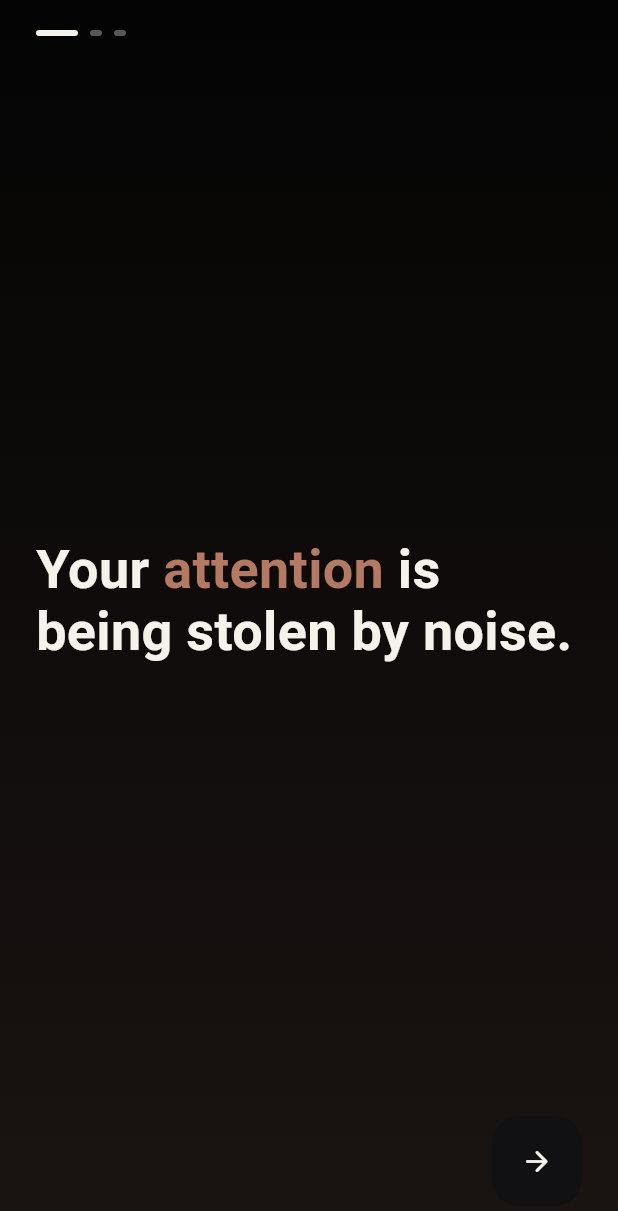
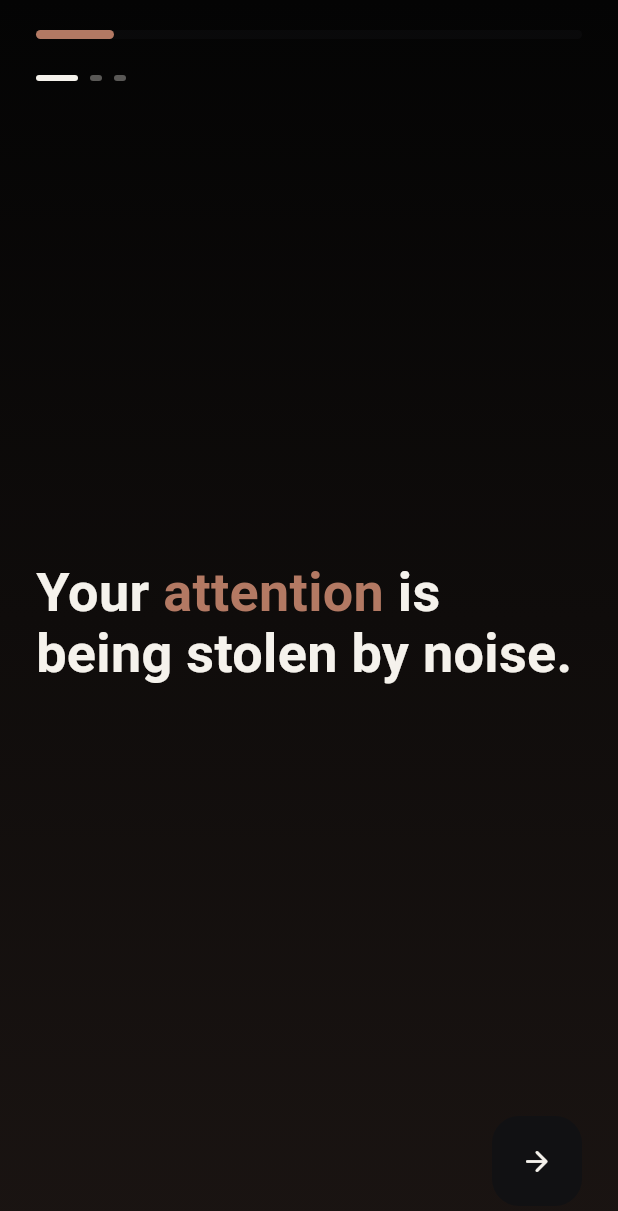
Before and after one commit to LautaroVegaa/limen-app, a Flutter app: the screen it shows after launch, on a phone screen of 412 x 824 dp. Shown: the top 1211 px of the screen. Run offline on Flutter 3.47's test engine with Material 3 defaults, Android fonts, the phone set to English and light mode, and no system bars.

Commit message:
Extend onboarding flow

```diff
--- a/lib/main.dart
+++ b/lib/main.dart
@@ -1,7 +1,7 @@
 import 'package:flutter/material.dart';
 
 import 'theme/app_theme.dart';
-import 'ui/onboarding/onboarding_screen.dart';
+import 'ui/onboarding/screens/onboarding_flow_screen.dart';
 
 void main() {
   runApp(const LimenApp());
@@ -16,7 +16,7 @@ class LimenApp extends StatelessWidget {
       title: 'Limen',
       debugShowCheckedModeBanner: false,
       theme: AppTheme.build(),
-      home: const OnboardingScreen(),
+      home: const OnboardingFlowScreen(),
     );
   }
 }
--- /dev/null
+++ b/lib/ui/onboarding/models/hero_slide_data.dart
@@ -0,0 +1,13 @@
+import 'package:flutter/material.dart';
+
+class HeroSlideData {
+  const HeroSlideData({
+    required this.headline,
+    required this.highlight,
+    required this.background,
+  });
+
+  final String headline;
+  final String highlight;
+  final Gradient background;
+}
--- /dev/null
+++ b/lib/ui/onboarding/models/onboarding_step.dart
@@ -0,0 +1,46 @@
+import 'hero_slide_data.dart';
+import 'selectable_option.dart';
+import 'testimonial.dart';
+
+enum OnboardingStepType {
+  hero,
+  age,
+  goals,
+  obstacles,
+  testimonials,
+}
+
+class OnboardingStep {
+  const OnboardingStep.hero(this.heroData)
+      : type = OnboardingStepType.hero,
+        headline = null,
+        options = null,
+        testimonials = null;
+
+  const OnboardingStep.age(this.headline)
+      : type = OnboardingStepType.age,
+        heroData = null,
+        options = null,
+        testimonials = null;
+
+  const OnboardingStep.goals({required this.headline, required this.options})
+      : type = OnboardingStepType.goals,
+        heroData = null,
+        testimonials = null;
+
+  const OnboardingStep.obstacles({required this.headline, required this.options})
+      : type = OnboardingStepType.obstacles,
+        heroData = null,
+        testimonials = null;
+
+  const OnboardingStep.testimonials({required this.headline, required this.testimonials})
+      : type = OnboardingStepType.testimonials,
+        heroData = null,
+        options = null;
+
+  final OnboardingStepType type;
+  final HeroSlideData? heroData;
+  final String? headline;
+  final List<SelectableOption>? options;
+  final List<Testimonial>? testimonials;
+}
--- /dev/null
+++ b/lib/ui/onboarding/models/selectable_option.dart
@@ -0,0 +1,5 @@
+class SelectableOption {
+  const SelectableOption({required this.label});
+
+  final String label;
+}
--- /dev/null
+++ b/lib/ui/onboarding/models/testimonial.dart
@@ -0,0 +1,13 @@
+class Testimonial {
+  const Testimonial({
+    required this.name,
+    required this.timestamp,
+    required this.rating,
+    required this.quote,
+  });
+
+  final String name;
+  final String timestamp;
+  final int rating;
+  final String quote;
+}
--- /dev/null
+++ b/lib/ui/onboarding/screens/onboarding_flow_screen.dart
@@ -0,0 +1,379 @@
+import 'package:flutter/material.dart';
+
+import 'package:limen_app/theme/app_colors.dart';
+import 'package:limen_app/ui/onboarding/models/hero_slide_data.dart';
+import 'package:limen_app/ui/onboarding/models/onboarding_step.dart';
+import 'package:limen_app/ui/onboarding/models/selectable_option.dart';
+import 'package:limen_app/ui/onboarding/models/testimonial.dart';
+import 'package:limen_app/ui/onboarding/widgets/age_picker.dart';
+import 'package:limen_app/ui/onboarding/widgets/forward_arrow_button.dart';
+import 'package:limen_app/ui/onboarding/widgets/onboarding_progress_bar.dart';
+import 'package:limen_app/ui/onboarding/widgets/onboarding_slide.dart';
+import 'package:limen_app/ui/onboarding/widgets/pagination_dots.dart';
+import 'package:limen_app/ui/onboarding/widgets/primary_button.dart';
+import 'package:limen_app/ui/onboarding/widgets/selectable_card.dart';
+import 'package:limen_app/ui/onboarding/widgets/testimonial_card.dart';
+
+class OnboardingFlowScreen extends StatefulWidget {
+  const OnboardingFlowScreen({super.key, this.onFinished});
+
+  final VoidCallback? onFinished;
+
+  @override
+  State<OnboardingFlowScreen> createState() => _OnboardingFlowScreenState();
+}
+
+class _OnboardingFlowScreenState extends State<OnboardingFlowScreen> {
+  static const List<HeroSlideData> _heroSlides = [
+    HeroSlideData(
+      headline: 'Your attention is being stolen by noise.',
+      highlight: 'attention',
+      background: LinearGradient(
+        begin: Alignment.topCenter,
+        end: Alignment.bottomCenter,
+        colors: [
+          Color(0xFF040404),
+          Color(0xFF1A1412),
+        ],
+      ),
+    ),
+    HeroSlideData(
+      headline: 'Limen helps you pause before you scroll.',
+      highlight: 'pause',
+      background: LinearGradient(
+        begin: Alignment.topLeft,
+        end: Alignment.bottomRight,
+        colors: [
+          Color(0xFF060607),
+          Color(0xFF16181B),
+        ],
+      ),
+    ),
+    HeroSlideData(
+      headline: 'Choose intention over impulse.',
+      highlight: 'intention',
+      background: LinearGradient(
+        begin: Alignment.topCenter,
+        end: Alignment.bottomCenter,
+        colors: [
+          Color(0xFF040404),
+          Color(0xFF1C1413),
+        ],
+      ),
+    ),
+  ];
+
+  static const List<SelectableOption> _goalOptions = [
+    SelectableOption(label: 'Spiritual Growth'),
+    SelectableOption(label: 'Personal Development'),
+    SelectableOption(label: 'Relational Goals'),
+    SelectableOption(label: 'Health and Well-Being'),
+    SelectableOption(label: 'Community and Service'),
+  ];
+
+  static const List<SelectableOption> _obstacleOptions = [
+    SelectableOption(label: 'Social media'),
+    SelectableOption(label: 'Lack of focus'),
+    SelectableOption(label: 'Lack of motivation'),
+    SelectableOption(label: 'Social depression'),
+  ];
+
+  static const List<Testimonial> _testimonials = [
+    Testimonial(
+      name: 'Fisher Roberts',
+      timestamp: '24 mins ago',
+      rating: 5,
+      quote:
+          'I just started this app and I already like it. It keeps me off social media so I can spend time with intention.',
+    ),
+    Testimonial(
+      name: 'Eliseo Williamson',
+      timestamp: '1 hour ago',
+      rating: 5,
+      quote:
+          'It helps me pause before picking up my phone and reconnect with what matters most each morning.',
+    ),
+    Testimonial(
+      name: 'Vada Clay',
+      timestamp: '1 hour ago',
+      rating: 5,
+      quote:
+          'Limen gently pushes me toward quiet space and deeper reflection before the noise of the feeds.',
+    ),
+    Testimonial(
+      name: 'Bridger Morton',
+      timestamp: '2 hours ago',
+      rating: 5,
+      quote:
+          'A calm reminder to be present. The prompts keep me grounded and away from mindless scrolling.',
+    ),
+  ];
+
+  late final List<OnboardingStep> _steps;
+  final List<int> _ageOptions = List<int>.generate(63, (int index) => 18 + index);
+  final FixedExtentScrollController _ageScrollController = FixedExtentScrollController();
+
+  int _currentStepIndex = 0;
+  int? _selectedAge;
+  final Set<String> _selectedGoals = <String>{};
+  final Set<String> _selectedObstacles = <String>{};
+
+  @override
+  void initState() {
+    super.initState();
+    _steps = [
+      for (final HeroSlideData hero in _heroSlides) OnboardingStep.hero(hero),
+      const OnboardingStep.age('How old are you?'),
+      OnboardingStep.goals(
+        headline: 'What is your goal this year?',
+        options: _goalOptions,
+      ),
+      OnboardingStep.obstacles(
+        headline: 'What stops you from reaching your goal?',
+        options: _obstacleOptions,
+      ),
+      OnboardingStep.testimonials(
+        headline: 'We’ve helped 100k+ people so far.',
+        testimonials: _testimonials,
+      ),
+    ];
+  }
+
+  @override
+  void dispose() {
+    _ageScrollController.dispose();
+    super.dispose();
+  }
+
+  bool get _isLastStep => _currentStepIndex == _steps.length - 1;
+
+  bool get _canProceed {
+    final OnboardingStep step = _steps[_currentStepIndex];
+    switch (step.type) {
+      case OnboardingStepType.hero:
+        return true;
+      case OnboardingStepType.age:
+        return _selectedAge != null;
+      case OnboardingStepType.goals:
+        return _selectedGoals.isNotEmpty;
+      case OnboardingStepType.obstacles:
+        return _selectedObstacles.isNotEmpty;
+      case OnboardingStepType.testimonials:
+        return true;
+    }
+  }
+
+  double get _progress => (_currentStepIndex + 1) / _steps.length;
+
+  void _goToNextStep() {
+    if (!_canProceed || _isLastStep) return;
+    setState(() => _currentStepIndex += 1);
+  }
+
+  void _handleFinalCta() {
+    if (_canProceed) {
+      widget.onFinished?.call();
+    }
+  }
+
+  void _onAgeSelected(int age) {
+    setState(() => _selectedAge = age);
+  }
+
+  void _toggleGoal(String label) {
+    setState(() {
+      if (_selectedGoals.contains(label)) {
+        _selectedGoals.remove(label);
+      } else {
+        _selectedGoals.add(label);
+      }
+    });
+  }
+
+  void _toggleObstacle(String label) {
+    setState(() {
+      if (_selectedObstacles.contains(label)) {
+        _selectedObstacles.remove(label);
+      } else {
+        _selectedObstacles.add(label);
+      }
+    });
+  }
+
+  @override
+  Widget build(BuildContext context) {
+    final OnboardingStep step = _steps[_currentStepIndex];
+    final bool isHeroStep = step.type == OnboardingStepType.hero;
+
+    return Scaffold(
+      body: AnimatedContainer(
+        duration: const Duration(milliseconds: 400),
+        decoration: BoxDecoration(gradient: _backgroundForStep(step)),
+        child: SafeArea(
+          child: Padding(
+            padding: const EdgeInsets.symmetric(horizontal: 24, vertical: 20),
+            child: Column(
+              crossAxisAlignment: CrossAxisAlignment.start,
+              children: [
+                OnboardingProgressBar(progress: _progress),
+                SizedBox(height: isHeroStep ? 24 : 32),
+                Expanded(child: _buildStepContent(step)),
+                if (!isHeroStep) ...[
+                  const SizedBox(height: 32),
+                  PrimaryButton(
+                    label: step.type == OnboardingStepType.testimonials ? 'Continue' : 'Next',
+                    onPressed: step.type == OnboardingStepType.testimonials
+                        ? _handleFinalCta
+                        : _goToNextStep,
+                    enabled: _canProceed,
+                  ),
+                ],
+              ],
+            ),
+          ),
+        ),
+      ),
+    );
+  }
+
+  Widget _buildStepContent(OnboardingStep step) {
+    switch (step.type) {
+      case OnboardingStepType.hero:
+        return _buildHeroStep(step.heroData!);
+      case OnboardingStepType.age:
+        return _buildAgeStep(step.headline!);
+      case OnboardingStepType.goals:
+        return _buildMultiSelectStep(
+          headline: step.headline!,
+          options: step.options!,
+          selected: _selectedGoals,
+          onToggle: _toggleGoal,
+        );
+      case OnboardingStepType.obstacles:
+        return _buildMultiSelectStep(
+          headline: step.headline!,
+          options: step.options!,
+          selected: _selectedObstacles,
+          onToggle: _toggleObstacle,
+        );
+      case OnboardingStepType.testimonials:
+        return _buildTestimonialsStep(step.headline!, step.testimonials!);
+    }
+  }
+
+  Widget _buildHeroStep(HeroSlideData data) {
+    return Column(
+      crossAxisAlignment: CrossAxisAlignment.start,
+      children: [
+        PaginationDots(
+          itemCount: _heroSlides.length,
+          activeIndex: _currentStepIndex,
+        ),
+        const SizedBox(height: 64),
+        Expanded(
+          child: Align(
+            alignment: Alignment.centerLeft,
+            child: OnboardingSlide(
+              headline: data.headline,
+              highlight: data.highlight,
+            ),
+          ),
+        ),
+        const SizedBox(height: 32),
+        Align(
+          alignment: Alignment.bottomRight,
+          child: ForwardArrowButton(
+            onPressed: _goToNextStep,
+          ),
+        ),
+      ],
+    );
+  }
+
+  Widget _buildAgeStep(String headline) {
+    return Column(
+      crossAxisAlignment: CrossAxisAlignment.start,
+      children: [
+        _buildHeadline(headline),
+        const SizedBox(height: 32),
+        Expanded(
+          child: Center(
+            child: AgePicker(
+              ages: _ageOptions,
+              controller: _ageScrollController,
+              onAgeSelected: _onAgeSelected,
+            ),
+          ),
+        ),
+      ],
+    );
+  }
+
+  Widget _buildMultiSelectStep({
+    required String headline,
+    required List<SelectableOption> options,
+    required Set<String> selected,
+    required ValueChanged<String> onToggle,
+  }) {
+    return Column(
+      crossAxisAlignment: CrossAxisAlignment.start,
+      children: [
+        _buildHeadline(headline),
+        const SizedBox(height: 32),
+        Expanded(
+          child: ListView.separated(
+            physics: const BouncingScrollPhysics(),
+            itemCount: options.length,
+            separatorBuilder: (BuildContext context, int _) => const SizedBox(height: 16),
+            itemBuilder: (BuildContext context, int index) {
+              final SelectableOption option = options[index];
+              return SelectableCard(
+                label: option.label,
+                selected: selected.contains(option.label),
+                onTap: () => onToggle(option.label),
+              );
+            },
+          ),
+        ),
+      ],
+    );
+  }
+
+  Widget _buildTestimonialsStep(String headline, List<Testimonial> testimonials) {
+    return Column(
+      crossAxisAlignment: CrossAxisAlignment.start,
+      children: [
+        _buildHeadline(headline),
+        const SizedBox(height: 24),
+        Expanded(
+          child: ListView.separated(
+            physics: const BouncingScrollPhysics(),
+            itemCount: testimonials.length,
+            separatorBuilder: (BuildContext context, int _) => const SizedBox(height: 16),
+            itemBuilder: (BuildContext context, int index) {
+              return TestimonialCard(testimonial: testimonials[index]);
+            },
+          ),
+        ),
+      ],
+    );
+  }
+
+  Widget _buildHeadline(String text) {
+    return Text(
+      text,
+      style: Theme.of(context).textTheme.displayLarge?.copyWith(
+            color: AppColors.textPrimary,
+          ),
+    );
+  }
+
+  Gradient _backgroundForStep(OnboardingStep step) {
+    if (step.heroData != null) {
+      return step.heroData!.background;
+    }
+    return const LinearGradient(
+      colors: [AppColors.background, AppColors.background],
+    );
+  }
+}
--- /dev/null
+++ b/lib/ui/onboarding/widgets/onboarding_progress_bar.dart
@@ -0,0 +1,36 @@
+import 'package:flutter/material.dart';
+
+import 'package:limen_app/theme/app_colors.dart';
+
+class OnboardingProgressBar extends StatelessWidget {
+  const OnboardingProgressBar({super.key, required this.progress});
+
+  final double progress;
+
+  @override
+  Widget build(BuildContext context) {
+    return Container(
+      height: 6,
+      decoration: BoxDecoration(
+        color: AppColors.surface.withValues(alpha: 0.4),
+        borderRadius: BorderRadius.circular(999),
+      ),
+      child: LayoutBuilder(
+        builder: (BuildContext context, BoxConstraints constraints) {
+          return Align(
+            alignment: Alignment.centerLeft,
+            child: AnimatedContainer(
+              duration: const Duration(milliseconds: 300),
+              curve: Curves.easeInOut,
+              width: constraints.maxWidth * progress.clamp(0, 1),
+              decoration: BoxDecoration(
+                color: AppColors.accent,
+                borderRadius: BorderRadius.circular(999),
+              ),
+            ),
+          );
+        },
+      ),
+    );
+  }
+}
```
Also changed, not shown: lib/ui/onboarding/widgets/age_picker.dart (added, +52 -0 lines), lib/ui/onboarding/widgets/primary_button.dart (added, +43 -0 lines), lib/ui/onboarding/widgets/selectable_card.dart (added, +63 -0 lines), lib/ui/onboarding/widgets/testimonial_card.dart (added, +87 -0 lines), 1 other file.
